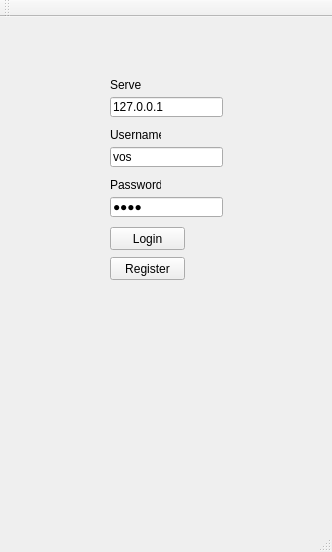
Old version of the form qcc/mainwindow.ui in the repository vos/qcc.
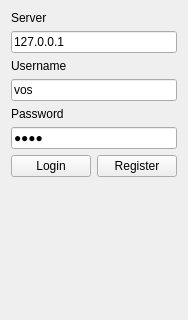
New version of the form.

Commit message: status update notifications and layout changes

The edit to the form file:
```diff
--- a/qcc/mainwindow.ui
+++ b/qcc/mainwindow.ui
@@ -6,49 +6,65 @@
    <rect>
     <x>0</x>
     <y>0</y>
-    <width>332</width>
-    <height>552</height>
+    <width>174</width>
+    <height>320</height>
    </rect>
   </property>
   <property name="windowTitle">
-   <string>QCC - Qt CryptoChat</string>
+   <string notr="true">QCC - Qt CryptoChat</string>
   </property>
   <widget class="QWidget" name="centralWidget">
+   <layout class="QVBoxLayout" name="verticalLayout_2">
+    <property name="spacing">
+     <number>0</number>
+    </property>
+    <property name="margin">
+     <number>0</number>
+    </property>
+    <item>
    <widget class="QStackedWidget" name="stackedWidget">
-    <property name="geometry">
-     <rect>
-      <x>40</x>
-      <y>30</y>
-      <width>231</width>
-      <height>441</height>
-     </rect>
-    </property>
     <property name="currentIndex">
      <number>0</number>
     </property>
     <widget class="QWidget" name="loginPage">
+       <layout class="QFormLayout" name="formLayout">
+        <item row="0" column="0">
+         <widget class="QLabel" name="serverLabel">
+          <property name="text">
+           <string>Server</string>
+          </property>
+         </widget>
+        </item>
+        <item row="1" column="0" colspan="2">
+         <widget class="QLineEdit" name="serverLineEdit">
+          <property name="text">
+           <string notr="true">127.0.0.1</string>
+          </property>
+         </widget>
+        </item>
+        <item row="2" column="0">
+         <widget class="QLabel" name="usernameLabel">
+          <property name="text">
+           <string>Username</string>
+          </property>
+         </widget>
+        </item>
+        <item row="3" column="0" colspan="2">
      <widget class="QLineEdit" name="usernameLineEdit">
-      <property name="geometry">
-       <rect>
-        <x>70</x>
-        <y>100</y>
-        <width>113</width>
-        <height>20</height>
-       </rect>
-      </property>
       <property name="text">
        <string notr="true">vos</string>
       </property>
      </widget>
+        </item>
+        <item row="4" column="0">
+         <widget class="QLabel" name="passwordLabel">
+          <property name="text">
+           <string>Password</string>
+          </property>
+         </widget>
+        </item>
+        <item row="5" column="0" colspan="2">
      <widget class="QLineEdit" name="passwordLineEdit">
-      <property name="geometry">
-       <rect>
-        <x>70</x>
-        <y>150</y>
-        <width>113</width>
-        <height>20</height>
-       </rect>
-      </property>
       <property name="text">
        <string notr="true">test</string>
       </property>
@@ -56,94 +72,35 @@
        <enum>QLineEdit::Password</enum>
       </property>
      </widget>
+        </item>
+        <item row="6" column="0">
      <widget class="QPushButton" name="loginButton">
-      <property name="geometry">
-       <rect>
-        <x>70</x>
-        <y>180</y>
-        <width>75</width>
-        <height>23</height>
-       </rect>
-      </property>
       <property name="text">
        <string>Login</string>
       </property>
      </widget>
-     <widget class="QLabel" name="usernameLabel">
-      <property name="geometry">
-       <rect>
-        <x>70</x>
-        <y>80</y>
-        <width>51</width>
-        <height>16</height>
-       </rect>
-      </property>
-      <property name="text">
-       <string>Username</string>
-      </property>
-     </widget>
-     <widget class="QLabel" name="passwordLabel">
-      <property name="geometry">
-       <rect>
-        <x>70</x>
-        <y>130</y>
-        <width>51</width>
-        <height>16</height>
-       </rect>
-      </property>
-      <property name="text">
-       <string>Password</string>
-      </property>
-     </widget>
-     <widget class="QLineEdit" name="serverLineEdit">
-      <property name="geometry">
-       <rect>
-        <x>70</x>
-        <y>50</y>
-        <width>113</width>
-        <height>20</height>
-       </rect>
-      </property>
-      <property name="text">
-       <string notr="true">127.0.0.1</string>
-      </property>
-     </widget>
-     <widget class="QLabel" name="serverLabel">
-      <property name="geometry">
-       <rect>
-        <x>70</x>
-        <y>30</y>
-        <width>31</width>
-        <height>16</height>
-       </rect>
-      </property>
-      <property name="text">
-       <string>Server</string>
-      </property>
-     </widget>
+        </item>
+        <item row="6" column="1">
      <widget class="QPushButton" name="registerButton">
-      <property name="geometry">
-       <rect>
-        <x>70</x>
-        <y>210</y>
-        <width>75</width>
-        <height>23</height>
-       </rect>
-      </property>
       <property name="text">
        <string>Register</string>
       </property>
      </widget>
+        </item>
+       </layout>
     </widget>
     <widget class="QWidget" name="mainPage">
+       <layout class="QVBoxLayout" name="verticalLayout">
+        <property name="spacing">
+         <number>0</number>
+        </property>
+        <property name="margin">
+         <number>0</number>
+        </property>
+        <item>
      <widget class="QListWidget" name="contactListWidget">
-      <property name="geometry">
-       <rect>
-        <x>20</x>
-        <y>20</y>
-        <width>181</width>
-        <height>341</height>
-       </rect>
+          <property name="horizontalScrollBarPolicy">
+           <enum>Qt::ScrollBarAlwaysOff</enum>
       </property>
       <property name="autoScroll">
        <bool>false</bool>
@@ -158,54 +115,34 @@
        <bool>true</bool>
       </property>
      </widget>
-     <widget class="QPushButton" name="addContactButton">
-      <property name="geometry">
-       <rect>
-        <x>120</x>
-        <y>370</y>
-        <width>75</width>
-        <height>23</height>
-       </rect>
-      </property>
-      <property name="text">
-       <string>Add Contact</string>
-      </property>
-     </widget>
+        </item>
+        <item>
+         <layout class="QHBoxLayout" name="horizontalLayout">
+          <property name="spacing">
+           <number>0</number>
+          </property>
+          <item>
      <widget class="QLineEdit" name="contactLineEdit">
-      <property name="geometry">
-       <rect>
-        <x>20</x>
-        <y>370</y>
-        <width>91</width>
-        <height>20</height>
-       </rect>
-      </property>
       <property name="text">
        <string notr="true"/>
       </property>
      </widget>
-    </widget>
-   </widget>
-  </widget>
-  <widget class="QMenuBar" name="menuBar">
-   <property name="geometry">
-    <rect>
-     <x>0</x>
-     <y>0</y>
-     <width>332</width>
-     <height>21</height>
-    </rect>
-   </property>
-  </widget>
-  <widget class="QToolBar" name="mainToolBar">
-   <attribute name="toolBarArea">
-    <enum>TopToolBarArea</enum>
-   </attribute>
-   <attribute name="toolBarBreak">
-    <bool>false</bool>
-   </attribute>
-  </widget>
-  <widget class="QStatusBar" name="statusBar"/>
+          </item>
+          <item>
+           <widget class="QPushButton" name="addContactButton">
+            <property name="text">
+             <string>Add Contact</string>
+            </property>
+           </widget>
+          </item>
+         </layout>
+        </item>
+       </layout>
+      </widget>
+     </widget>
+    </item>
+   </layout>
+  </widget>
  </widget>
  <layoutdefault spacing="6" margin="11"/>
  <resources/>
```
Left out of the diff: 10 changed lines with no effect on the pictures. Lines whose indentation alone changed are shown as unchanged. The commit also changes 7 other files.
